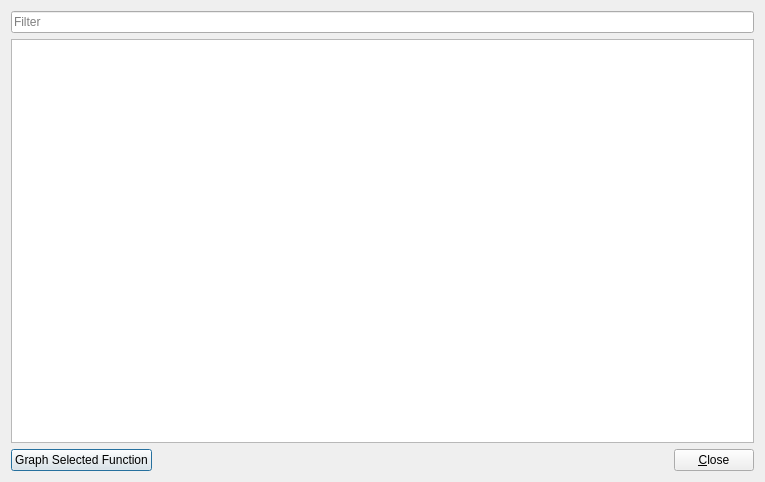
Above: plugins/FunctionFinder/DialogResults.ui from eteran/edb-debugger before the change. Below: the same form after it.
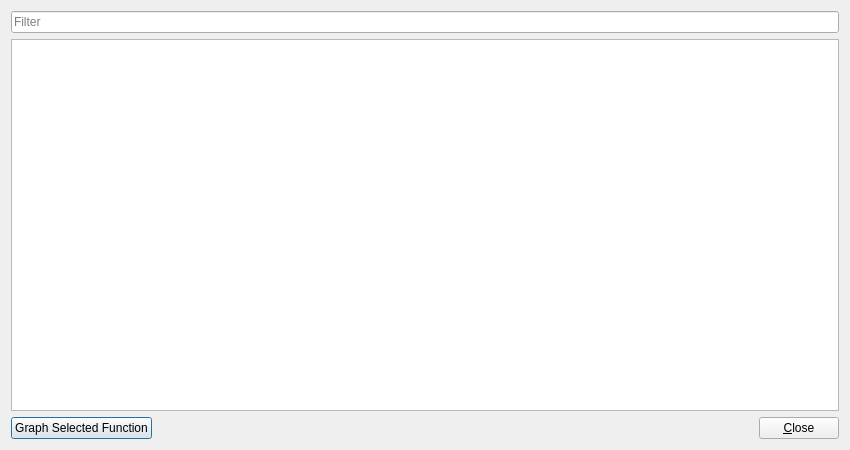
That is the form after the change. Icons and pictures are not drawn.

Diff of the .ui file:
```diff
--- a/plugins/FunctionFinder/DialogResults.ui
+++ b/plugins/FunctionFinder/DialogResults.ui
@@ -6,8 +6,8 @@
    <rect>
     <x>0</x>
     <y>0</y>
-    <width>765</width>
-    <height>482</height>
+    <width>850</width>
+    <height>450</height>
    </rect>
   </property>
   <property name="windowTitle">
```
